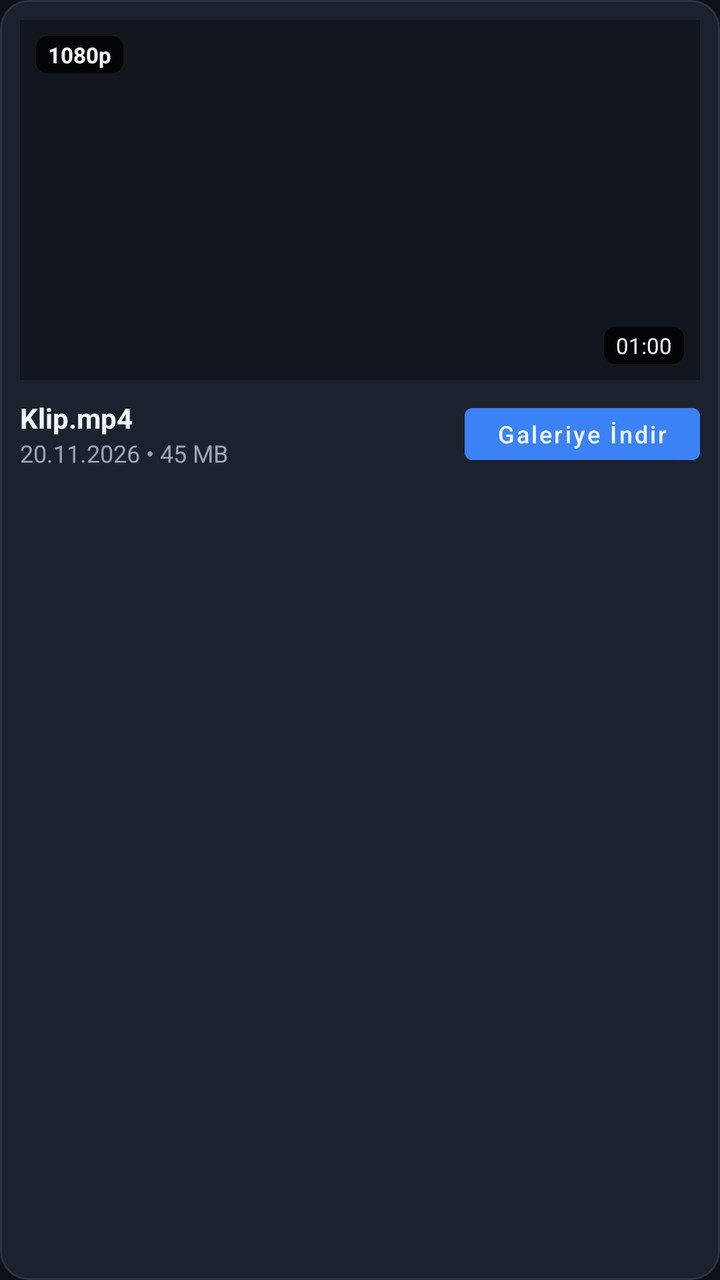
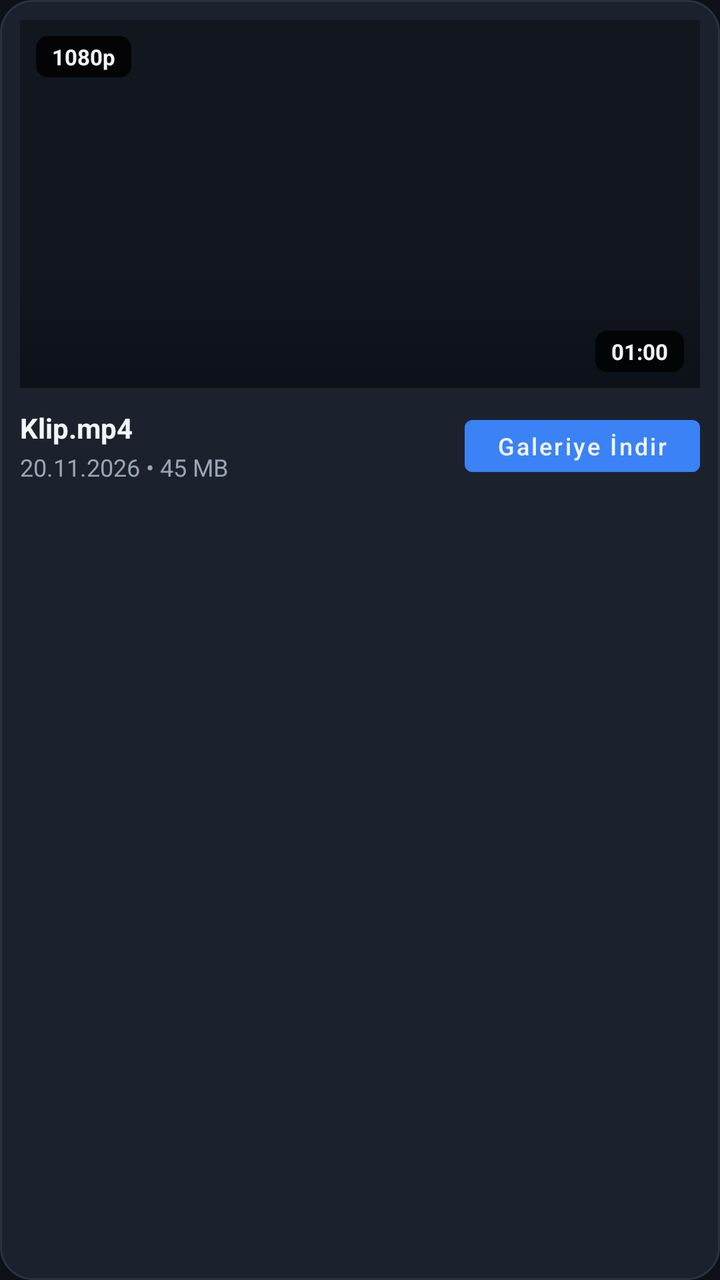

Two renders of the same Android screen: before a commit and after it. Below are the layout's source before the change and the commit's diff.
<!-- AndroidManifest.xml: application theme Theme.AnlikKlip -->
<!-- res/layout/item_clip.xml -->
<?xml version="1.0" encoding="utf-8"?>
<LinearLayout xmlns:android="http://schemas.android.com/apk/res/android"
    android:layout_width="match_parent"
    android:layout_height="wrap_content"
    android:layout_marginBottom="12dp"
    android:background="@drawable/bg_card"
    android:orientation="vertical"
    android:padding="10dp">

    <FrameLayout
        android:layout_width="match_parent"
        android:layout_height="180dp">

        <ImageView
            android:id="@+id/imgThumb"
            android:layout_width="match_parent"
            android:layout_height="match_parent"
            android:background="@color/bg_input"
            android:contentDescription="Klip önizleme"
            android:scaleType="centerCrop" />

        <TextView
            android:id="@+id/txtResBadge"
            android:layout_width="wrap_content"
            android:layout_height="wrap_content"
            android:layout_gravity="top|start"
            android:layout_margin="8dp"
            android:background="@drawable/bg_badge"
            android:paddingHorizontal="6dp"
            android:paddingVertical="2dp"
            android:text="1080p"
            android:textColor="@color/text_primary"
            android:textSize="11sp"
            android:textStyle="bold" />

        <TextView
            android:id="@+id/txtFavBadge"
            android:layout_width="wrap_content"
            android:layout_height="wrap_content"
            android:layout_gravity="top|end"
            android:layout_margin="8dp"
            android:background="@drawable/bg_badge"
            android:paddingHorizontal="6dp"
            android:paddingVertical="2dp"
            android:text="★"
            android:textColor="@color/accent_amber"
            android:textSize="13sp"
            android:visibility="gone" />

        <TextView
            android:id="@+id/txtDuration"
            android:layout_width="wrap_content"
            android:layout_height="wrap_content"
            android:layout_gravity="bottom|end"
            android:layout_margin="8dp"
            android:background="@drawable/bg_badge"
            android:paddingHorizontal="6dp"
            android:paddingVertical="2dp"
            android:text="01:00"
            android:textColor="@color/text_primary"
            android:textSize="11sp" />
    </FrameLayout>

    <LinearLayout
        android:layout_width="match_parent"
        android:layout_height="wrap_content"
        android:layout_marginTop="8dp"
        android:gravity="center_vertical"
        android:orientation="horizontal">

        <LinearLayout
            android:layout_width="0dp"
            android:layout_height="wrap_content"
            android:layout_weight="1"
            android:orientation="vertical">

            <TextView
                android:id="@+id/txtTitle"
                android:layout_width="match_parent"
                android:layout_height="wrap_content"
                android:ellipsize="end"
                android:maxLines="1"
                android:text="Klip.mp4"
                android:textColor="@color/text_primary"
                android:textSize="14sp"
                android:textStyle="bold" />

            <TextView
                android:id="@+id/txtMeta"
                android:layout_width="match_parent"
                android:layout_height="wrap_content"
                android:text="20.11.2026 • 45 MB"
                android:textColor="@color/text_secondary"
                android:textSize="12sp" />
        </LinearLayout>

        <Button
            android:id="@+id/btnDownload"
            android:layout_width="wrap_content"
            android:layout_height="38dp"
            android:backgroundTint="@color/accent_blue"
            android:text="@string/download_to_gallery"
            android:textAllCaps="false"
            android:textColor="@color/text_primary"
            android:textSize="12sp" />
    </LinearLayout>

    <ProgressBar
        android:id="@+id/progressDownload"
        style="?android:attr/progressBarStyleHorizontal"
        android:layout_width="match_parent"
        android:layout_height="4dp"
        android:layout_marginTop="6dp"
        android:max="100"
        android:progressTint="@color/accent_green"
        android:visibility="gone" />

</LinearLayout>
<!-- resources referenced by this layout -->
<resources>
  <color name="accent_amber">#F59E0B</color>
  <color name="accent_blue">#3B82F6</color>
  <color name="accent_green">#22C55E</color>
  <color name="bg_input">#12161F</color>
  <color name="text_primary">#F0F6FC</color>
  <color name="text_secondary">#9AA5B4</color>
  <!-- drawable bg_badge (drawable) -->
  <?xml version="1.0" encoding="utf-8"?>
  <shape xmlns:android="http://schemas.android.com/apk/res/android">
      <solid android:color="#CC000000" />
      <corners android:radius="6dp" />
  </shape>
  <!-- drawable bg_card (drawable) -->
  <?xml version="1.0" encoding="utf-8"?>
  <shape xmlns:android="http://schemas.android.com/apk/res/android">
      <solid android:color="@color/bg_card" />
      <stroke android:width="1dp" android:color="@color/border_subtle" />
      <corners android:radius="14dp" />
  </shape>
  <string name="download_to_gallery">Galeriye İndir</string>
  <style name="Theme.AnlikKlip" parent="Theme.MaterialComponents.DayNight.NoActionBar">
          <item name="colorPrimary">@color/accent_blue</item>
          <item name="colorPrimaryVariant">@color/accent_blue_dark</item>
          <item name="colorOnPrimary">@color/text_primary</item>
          <item name="colorSecondary">@color/accent_green</item>
          <item name="android:windowBackground">@color/bg_primary</item>
          <item name="android:statusBarColor">@color/bg_primary</item>
          <item name="android:navigationBarColor">@color/bg_primary</item>
          <item name="android:textColorPrimary">@color/text_primary</item>
          <item name="android:textColorSecondary">@color/text_secondary</item>
      </style>
  <color name="bg_card">#1C222D</color>
  <color name="border_subtle">#2A3242</color>
  <color name="accent_blue_dark">#2563EB</color>
  <color name="bg_primary">#0E1117</color>
</resources>

<!-- the commit's change to res/layout/item_clip.xml (unified diff, before → after) -->
@@ -1,5 +1,6 @@
 <?xml version="1.0" encoding="utf-8"?>
 <LinearLayout xmlns:android="http://schemas.android.com/apk/res/android"
+    android:id="@+id/cardRoot"
     android:layout_width="match_parent"
     android:layout_height="wrap_content"
     android:layout_marginBottom="12dp"
@@ -9,7 +10,7 @@
 
     <FrameLayout
         android:layout_width="match_parent"
-        android:layout_height="180dp">
+        android:layout_height="184dp">
 
         <ImageView
             android:id="@+id/imgThumb"
@@ -19,6 +20,12 @@
             android:contentDescription="Klip önizleme"
             android:scaleType="centerCrop" />
 
+        <View
+            android:layout_width="match_parent"
+            android:layout_height="64dp"
+            android:layout_gravity="bottom"
+            android:background="@drawable/bg_thumb_gradient" />
+
         <TextView
             android:id="@+id/txtResBadge"
             android:layout_width="wrap_content"
@@ -26,25 +33,39 @@
             android:layout_gravity="top|start"
             android:layout_margin="8dp"
             android:background="@drawable/bg_badge"
-            android:paddingHorizontal="6dp"
-            android:paddingVertical="2dp"
+            android:paddingHorizontal="8dp"
+            android:paddingVertical="3dp"
             android:text="1080p"
             android:textColor="@color/text_primary"
             android:textSize="11sp"
             android:textStyle="bold" />
 
         <TextView
+            android:id="@+id/txtSelectedBadge"
+            android:layout_width="28dp"
+            android:layout_height="28dp"
+            android:layout_gravity="top|end"
+            android:layout_margin="8dp"
+            android:background="@drawable/bg_badge"
+            android:gravity="center"
+            android:text="✓"
+            android:textColor="@color/accent_blue"
+            android:textSize="15sp"
+            android:textStyle="bold"
+            android:visibility="gone" />
+
+        <TextView
             android:id="@+id/txtFavBadge"
             android:layout_width="wrap_content"
             android:layout_height="wrap_content"
-            android:layout_gravity="top|end"
+            android:layout_gravity="bottom|start"
             android:layout_margin="8dp"
             android:background="@drawable/bg_badge"
-            android:paddingHorizontal="6dp"
+            android:paddingHorizontal="7dp"
             android:paddingVertical="2dp"
-            android:text="★"
+            android:text="★ Favori"
             android:textColor="@color/accent_amber"
-            android:textSize="13sp"
+            android:textSize="11sp"
             android:visibility="gone" />
 
         <TextView
@@ -54,17 +75,18 @@
             android:layout_gravity="bottom|end"
             android:layout_margin="8dp"
             android:background="@drawable/bg_badge"
-            android:paddingHorizontal="6dp"
-            android:paddingVertical="2dp"
+            android:paddingHorizontal="8dp"
+            android:paddingVertical="3dp"
             android:text="01:00"
             android:textColor="@color/text_primary"
-            android:textSize="11sp" />
+            android:textSize="11sp"
+            android:textStyle="bold" />
     </FrameLayout>
 
     <LinearLayout
         android:layout_width="match_parent"
         android:layout_height="wrap_content"
-        android:layout_marginTop="8dp"
+        android:layout_marginTop="10dp"
         android:gravity="center_vertical"
         android:orientation="horizontal">
 
@@ -72,6 +94,7 @@
             android:layout_width="0dp"
             android:layout_height="wrap_content"
             android:layout_weight="1"
+            android:paddingEnd="8dp"
             android:orientation="vertical">
 
             <TextView
@@ -89,6 +112,7 @@
                 android:id="@+id/txtMeta"
                 android:layout_width="match_parent"
                 android:layout_height="wrap_content"
+                android:layout_marginTop="2dp"
                 android:text="20.11.2026 • 45 MB"
                 android:textColor="@color/text_secondary"
                 android:textSize="12sp" />
@@ -110,7 +134,7 @@
         style="?android:attr/progressBarStyleHorizontal"
         android:layout_width="match_parent"
         android:layout_height="4dp"
-        android:layout_marginTop="6dp"
+        android:layout_marginTop="8dp"
         android:max="100"
         android:progressTint="@color/accent_green"
         android:visibility="gone" />
<!-- resource entries referenced after the edit -->
@@ -17,7 +17,15 @@
   <shape xmlns:android="http://schemas.android.com/apk/res/android">
       <solid android:color="@color/bg_card" />
       <stroke android:width="1dp" android:color="@color/border_subtle" />
-      <corners android:radius="14dp" />
+      <corners android:radius="16dp" />
+  </shape>
+  <!-- drawable bg_thumb_gradient (drawable) -->
+  <?xml version="1.0" encoding="utf-8"?>
+  <shape xmlns:android="http://schemas.android.com/apk/res/android">
+      <gradient
+          android:angle="90"
+          android:endColor="#00000000"
+          android:startColor="#CC0B0F17" />
   </shape>
   <string name="download_to_gallery">Galeriye İndir</string>
   <style name="Theme.AnlikKlip" parent="Theme.MaterialComponents.DayNight.NoActionBar">
